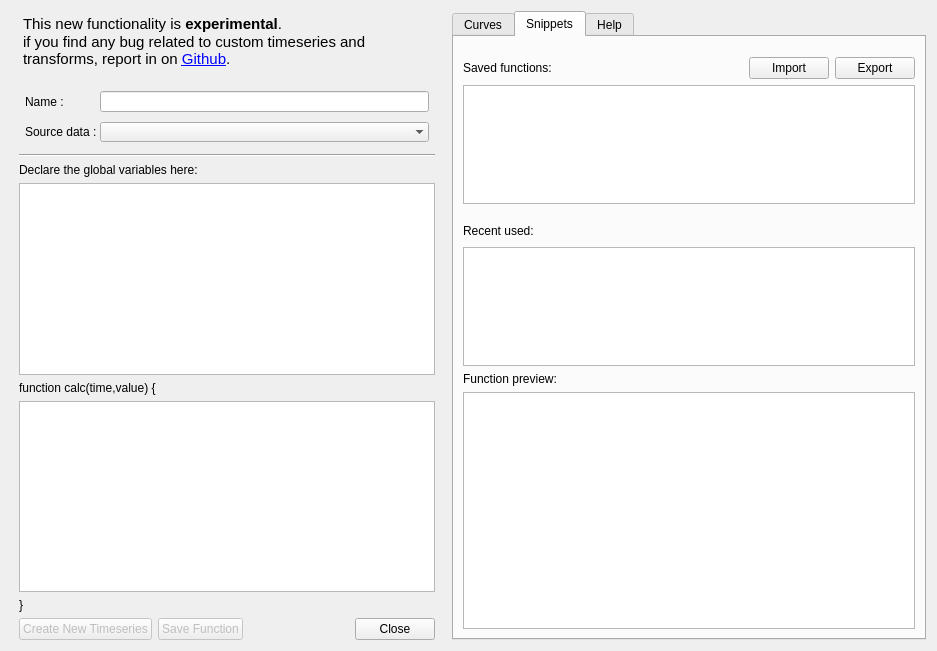
Before: the Qt Designer form plotter_gui/transforms/function_editor.ui in ziparker/PlotJuggler, drawn with Qt 5.
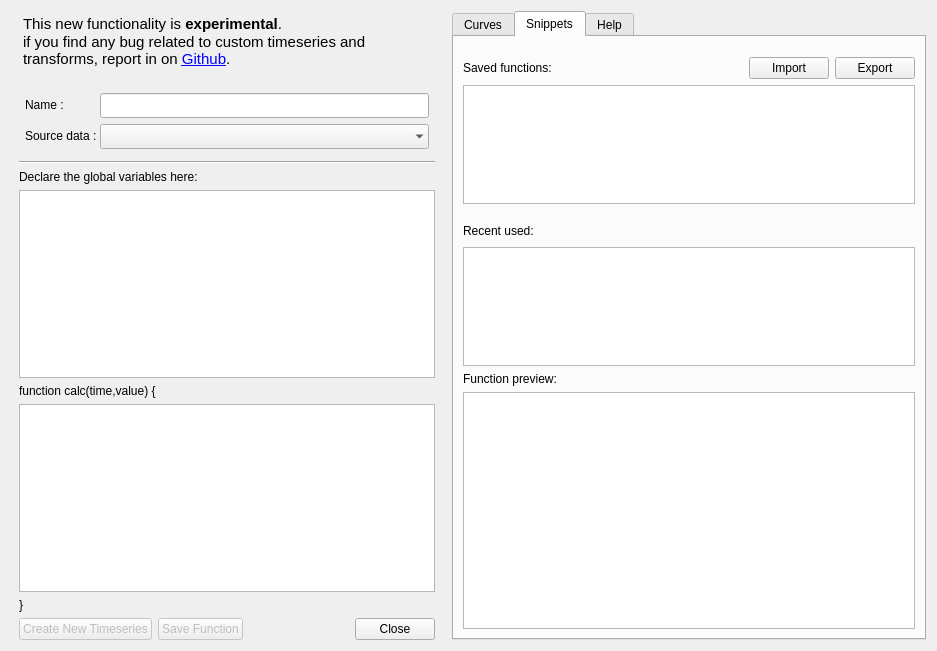
After: the same form once the commit is applied.

Diff of the .ui file:
```diff
--- a/plotter_gui/transforms/function_editor.ui
+++ b/plotter_gui/transforms/function_editor.ui
@@ -102,19 +102,19 @@
           <item>
            <layout class="QFormLayout" name="formLayout">
             <property name="verticalSpacing">
-             <number>10</number>
+             <number>8</number>
             </property>
             <property name="leftMargin">
              <number>6</number>
             </property>
             <property name="topMargin">
-             <number>6</number>
+             <number>8</number>
             </property>
             <property name="rightMargin">
              <number>6</number>
             </property>
             <property name="bottomMargin">
-             <number>6</number>
+             <number>8</number>
             </property>
             <item row="0" column="0">
              <widget class="QLabel" name="label_name">
@@ -125,6 +125,12 @@
             </item>
             <item row="0" column="1">
              <widget class="QLineEdit" name="nameLineEdit">
+              <property name="minimumSize">
+               <size>
+                <width>0</width>
+                <height>25</height>
+               </size>
+              </property>
               <property name="toolTip">
                <string>name of the new function/timeseries</string>
               </property>
@@ -151,6 +157,12 @@
                 <verstretch>0</verstretch>
                </sizepolicy>
               </property>
+              <property name="minimumSize">
+               <size>
+                <width>0</width>
+                <height>25</height>
+               </size>
+              </property>
               <property name="focusPolicy">
                <enum>Qt::NoFocus</enum>
               </property>
```
